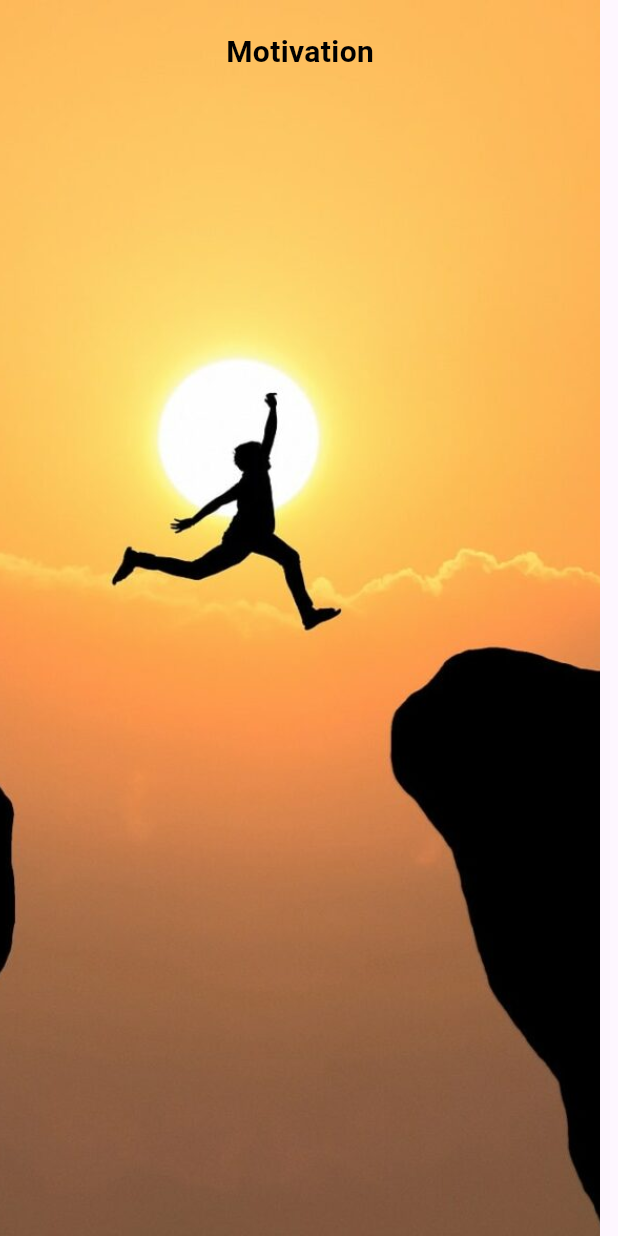
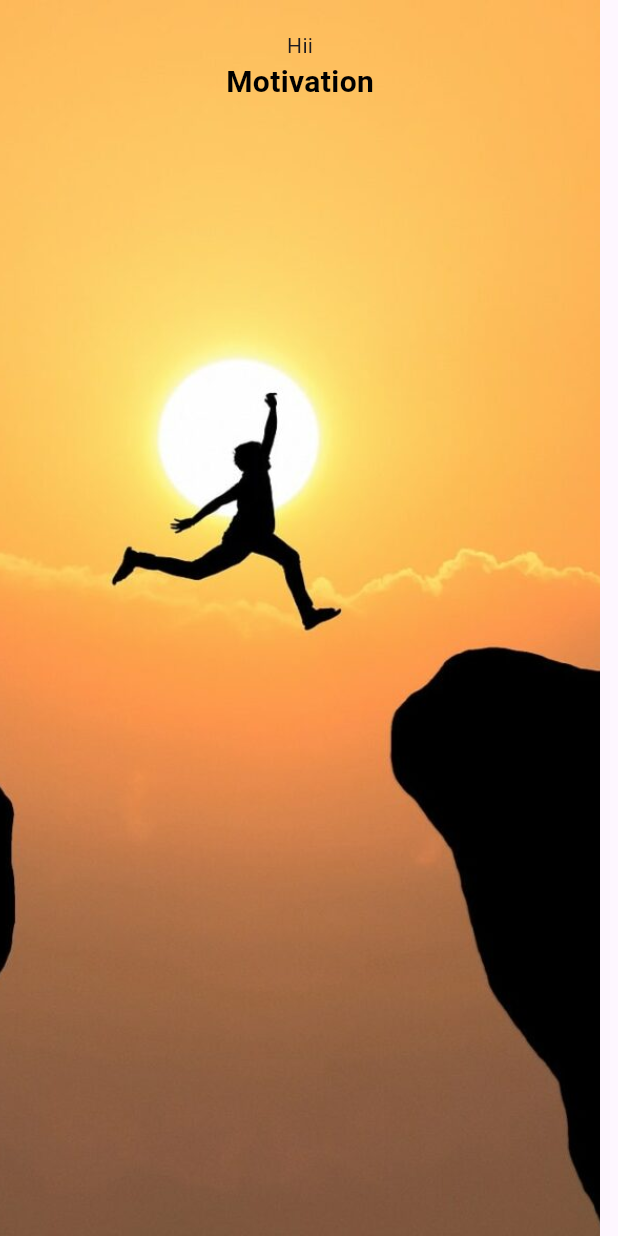
Before and after one commit to Vishalk0810/quote_app, a Flutter app: the QuoteScreen screen opened by its route, on a phone screen of 412 x 824 dp. Run offline on Flutter 3.47's test engine with Material 3 defaults, Android fonts, the phone set to English and light mode, and no system bars.

Commit message:
13-06-2024

```diff
--- a/lib/screens/quote_screen/quote_screen.dart
+++ b/lib/screens/quote_screen/quote_screen.dart
@@ -29,6 +29,7 @@ class _QuoteScreenState extends State<QuoteScreen> {
               child: Column(
                 children: [
                   SizedBox(height: 20,),
+                  Text('Hii'),
                   Text(
                     Quote_Type_Categories[selectedIndex]['home_Text'],style: TextStyle(
                     color: Colors.black,
@@ -36,7 +37,6 @@ class _QuoteScreenState extends State<QuoteScreen> {
                     fontSize: 20,
                   ),
                   ),
-
                 ],
               ),
             ),
```
